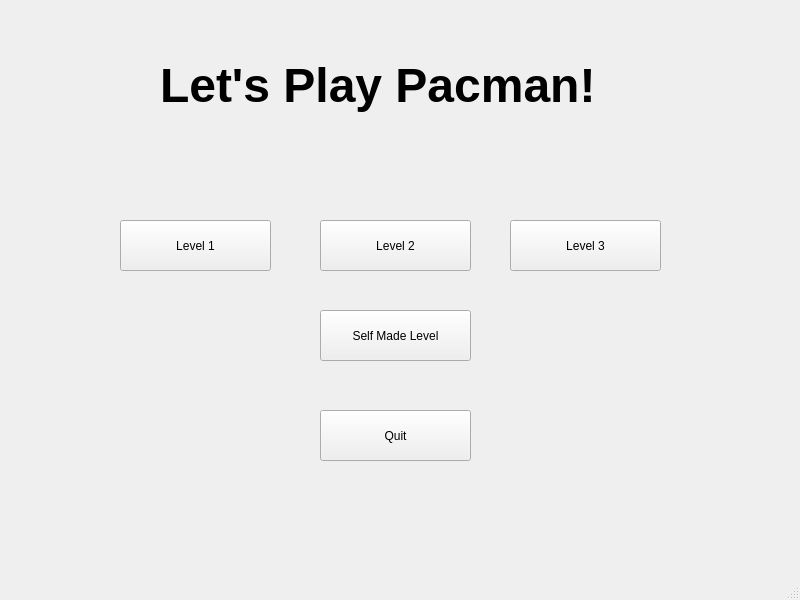
The window that PacmanProject/mainmenu.ui (roman91DE/Abschlussprojekt_EiS2021) describes before a commit, drawn with Qt 5.
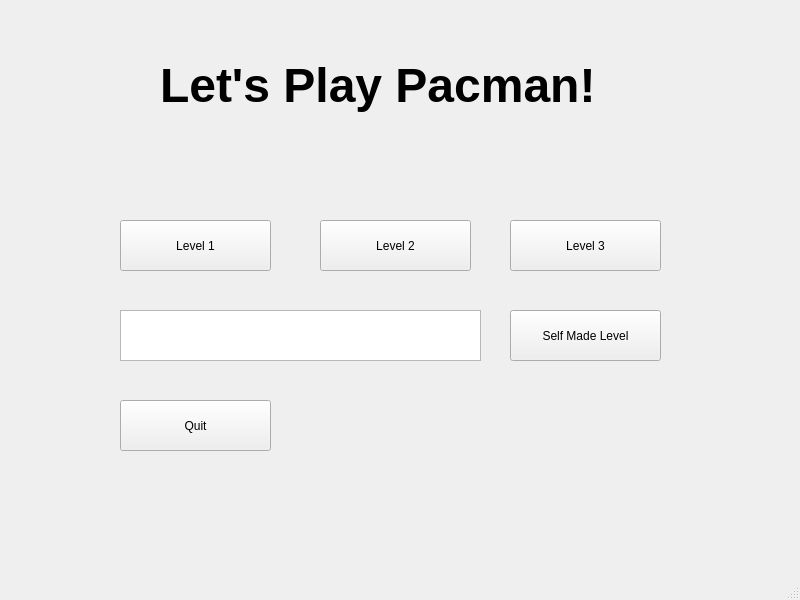
The same window after the commit.

What changed in the file:
```diff
--- a/PacmanProject/mainmenu.ui
+++ b/PacmanProject/mainmenu.ui
@@ -78,8 +78,8 @@
    <widget class="QPushButton" name="pushButton">
     <property name="geometry">
      <rect>
-      <x>320</x>
-      <y>410</y>
+      <x>120</x>
+      <y>400</y>
       <width>151</width>
       <height>51</height>
      </rect>
@@ -91,7 +91,7 @@
    <widget class="QPushButton" name="pushButton_2">
     <property name="geometry">
      <rect>
-      <x>320</x>
+      <x>510</x>
       <y>310</y>
       <width>151</width>
       <height>51</height>
@@ -101,6 +101,16 @@
      <string>Self Made Level</string>
     </property>
    </widget>
+   <widget class="QTextEdit" name="customLevelPathInput">
+    <property name="geometry">
+     <rect>
+      <x>120</x>
+      <y>310</y>
+      <width>361</width>
+      <height>51</height>
+     </rect>
+    </property>
+   </widget>
   </widget>
   <widget class="QMenuBar" name="menubar">
    <property name="geometry">
```
Left out of the diff: 2 changed lines with no effect on the pictures.
